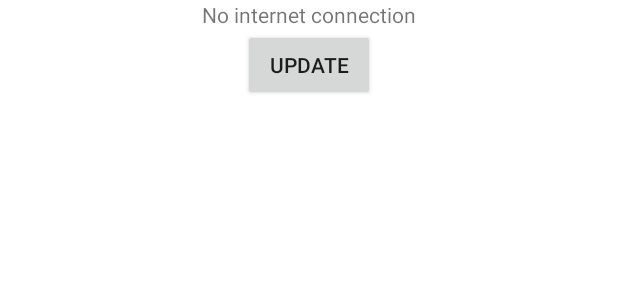
After one commit to Stanislav177/Blogtour, an Android app: the layout bottom_dialog_no_network.xml on its own in the app's theme, with its tools: preview values and no code run, on a phone screen of 412 x 824 dp. The commit adds this screen. Shown: the top 300 px of the screen. Run offline under Robolectric (Android 15) with nearby library versions, the phone set to English and light mode, and no system bars.

Commit message:
реализована проверка сетивого подключения

```diff
--- a/app/src/main/java/com/myblogtour/blogtour/appState/AppStateMainActivity.kt
+++ b/app/src/main/java/com/myblogtour/blogtour/appState/AppStateMainActivity.kt
@@ -1,6 +1,10 @@
 package com.myblogtour.blogtour.appState
+
+import com.myblogtour.blogtour.utils.networkConnection.ConnectionNetwork
 
 sealed class AppStateMainActivity {
     data class CurrentUser(val currentUser: Boolean) : AppStateMainActivity()
     data class NoCurrentUser(val currentUser: Boolean) : AppStateMainActivity()
+    data class NetworkConnection(val connection: ConnectionNetwork) : AppStateMainActivity()
+    data class NoNetworkConnection(val connection: Boolean) : AppStateMainActivity()
 }
--- /dev/null
+++ b/app/src/main/java/com/myblogtour/blogtour/utils/networkConnection/ConnectionNetwork.kt
@@ -0,0 +1,6 @@
+package com.myblogtour.blogtour.utils.networkConnection
+
+data class ConnectionNetwork(
+    val b: Boolean,
+    val textNetwork: String
+)
--- /dev/null
+++ b/app/src/main/res/layout/bottom_dialog_no_network.xml
@@ -0,0 +1,41 @@
+<?xml version="1.0" encoding="utf-8"?>
+<androidx.constraintlayout.widget.ConstraintLayout xmlns:android="http://schemas.android.com/apk/res/android"
+    xmlns:app="http://schemas.android.com/apk/res-auto"
+    android:layout_width="match_parent"
+    android:layout_height="wrap_content">
+
+    <androidx.appcompat.widget.AppCompatTextView
+        android:id="@+id/noNetWorkTextV"
+        android:layout_width="wrap_content"
+        android:layout_height="wrap_content"
+        android:text="@string/no_internet"
+        app:layout_constraintEnd_toEndOf="parent"
+        app:layout_constraintStart_toStartOf="parent"
+        app:layout_constraintTop_toTopOf="parent" />
+
+    <androidx.appcompat.widget.AppCompatButton
+        android:id="@+id/btnUpdateNetwork"
+        android:layout_width="wrap_content"
+        android:layout_height="wrap_content"
+        android:text="@string/update"
+        app:layout_constraintEnd_toEndOf="parent"
+        app:layout_constraintStart_toStartOf="parent"
+        app:layout_constraintTop_toBottomOf="@+id/noNetWorkTextV" />
+
+    <ProgressBar
+        android:id="@+id/progressBarUpdateNetwork"
+        android:layout_width="wrap_content"
+        android:layout_height="wrap_content"
+        android:visibility="gone"
+        app:layout_constraintEnd_toEndOf="parent"
+        app:layout_constraintStart_toStartOf="parent"
+        app:layout_constraintTop_toBottomOf="@+id/noNetWorkTextV" />
+
+    <View
+        android:id="@+id/viewLine"
+        android:layout_width="match_parent"
+        android:layout_height="10dp"
+        app:layout_constraintEnd_toEndOf="parent"
+        app:layout_constraintTop_toBottomOf="@id/btnUpdateNetwork" />
+
+</androidx.constraintlayout.widget.ConstraintLayout>
--- a/app/src/main/res/values/strings.xml
+++ b/app/src/main/res/values/strings.xml
@@ -34,6 +34,8 @@
     <string name="gender">Gender:</string>
     <string name="save_profile"><u>Save changes</u></string>
     <string name="login">Login</string>
+    <string name="no_internet">No internet connection</string>
+    <string name="update">Update</string>
 
     <string-array name="listGender">
         <item>Not indicated</item>
```
Also changed, not shown: app/src/main/AndroidManifest.xml (+5 -4 lines), app/src/main/java/com/myblogtour/blogtour/appState/AppStateNetworkConnection.kt (added, +8 -0 lines), app/src/main/java/com/myblogtour/blogtour/di/Modules.kt (+17 -6 lines), app/src/main/java/com/myblogtour/blogtour/ui/main/MainActivity.kt (+19 -1 lines), app/src/main/java/com/myblogtour/blogtour/ui/main/MainViewModel.kt (+13 -1 lines), app/src/main/java/com/myblogtour/blogtour/ui/noNetworkConnection/NoNetworkConnectionDialog.kt (added, +51 -0 lines), app/src/main/java/com/myblogtour/blogtour/ui/noNetworkConnection/NoNetworkConnectionViewModel.kt (added, +22 -0 lines), app/src/main/java/com/myblogtour/blogtour/utils/BaseDialogFragment.kt (added, +37 -0 lines), app/src/main/java/com/myblogtour/blogtour/utils/networkConnection/NetworkStatusRepository.kt (added, +7 -0 lines), app/src/main/java/com/myblogtour/blogtour/utils/networkConnection/NetworkStatusRepositoryImpl.kt (added, +39 -0 lines), app/src/main/java/com/myblogtour/blogtour/ui/home/MyOnClickListener.kt (renamed from app/src/main/java/com/myblogtour/blogtour/ui/home/OnClickListener.kt), 1 other file.
